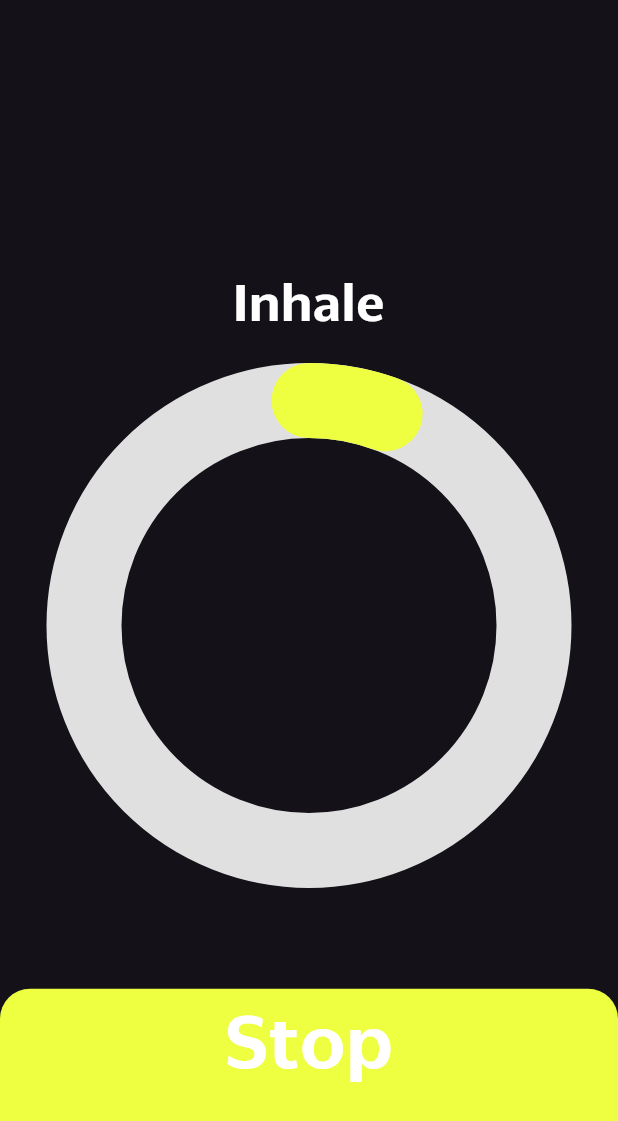
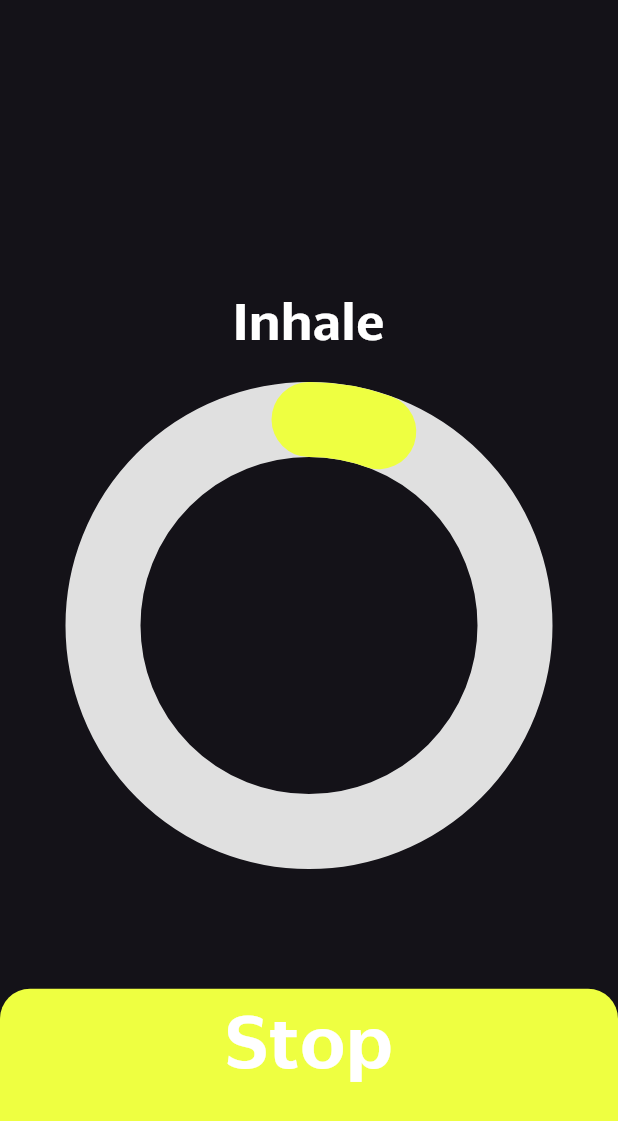
Before and after one commit to ARTEMfisher/breathe, a Flutter app: the screen it shows after launch, after a tap on "Start", on a phone screen of 412 x 824 dp. Shown: the top 1121 px of the screen. Run offline on Flutter 3.47's test engine with Material 3 defaults, Android fonts, the phone set to English and light mode, and no system bars.

Commit message:
pre-final version

```diff
--- a/lib/main.dart
+++ b/lib/main.dart
@@ -20,12 +20,7 @@ class _MyAppState extends State<MyApp> {
   Widget build(BuildContext context) {
     return MaterialApp(
       debugShowCheckedModeBanner: false,
-      theme: ThemeData.dark().copyWith(
-        textTheme: ThemeData.dark().textTheme.apply(
-          fontFamily: 'YandexSans',
-        ),
-      ),
-
+      theme: ThemeData.dark(),
       home: Scaffold(
         body: Stack(
           children: [Center(
--- a/lib/progressBar.dart
+++ b/lib/progressBar.dart
@@ -19,10 +19,8 @@ class _ProgressBarState extends State<ProgressBar> with SingleTickerProviderStat
   late AnimationController _controller;
   late Animation<double> _animation;
 
-  static const List<String> emoji = ['😮‍💨', '😤', '😌'];
-  static const List<String> commands = ['Inhale', 'Hold breath', 'Exhale'];
+  static const List<String> commands = ['Inhale', 'Hold', 'Exhale'];
 
-  String _emoji = emoji[2];
   String _command = 'Press on button';
 
   @override
@@ -37,16 +35,12 @@ class _ProgressBarState extends State<ProgressBar> with SingleTickerProviderStat
     _controller.addListener(() {
       setState(() {
         if (_controller.value <= 0.25) {
-          _emoji = emoji[0];
           _command = commands[0];
         } else if (_controller.value > 0.25 && _controller.value <= 0.5) {
-          _emoji = emoji[2];
           _command = commands[1];
         } else if (_controller.value > 0.5 && _controller.value <= 0.75) {
-          _emoji = emoji[1];
           _command = commands[2];
         } else {
-          _emoji = emoji[2];
           _command = commands[1];
         }
       });
@@ -58,7 +52,6 @@ class _ProgressBarState extends State<ProgressBar> with SingleTickerProviderStat
           ..stop()
           ..reset();
         setState(() {
-          _emoji = emoji[2];
           _command = 'Press on button';
         });
       } else {
@@ -73,8 +66,14 @@ class _ProgressBarState extends State<ProgressBar> with SingleTickerProviderStat
     super.dispose();
   }
 
+  Size getProgressBarSize(double y){
+    double height = y/3;
+    return Size(height,height);
+  }
+
   @override
   Widget build(BuildContext context) {
+    double y = MediaQuery.of(context).size.height;
     return Column(
       mainAxisSize: MainAxisSize.min,
       children: [
@@ -89,26 +88,14 @@ class _ProgressBarState extends State<ProgressBar> with SingleTickerProviderStat
           textAlign: TextAlign.center,
         ),
         SizedBox(height: 40),
-        Stack(
-          alignment: Alignment.center,
-          children: [
         AnimatedBuilder(
           animation: _animation,
           builder: (context, child) {
             return CustomPaint(
-                  size: Size(300, 300),
+              size: getProgressBarSize(y),
               painter: ProgressPainter(_animation.value),
             );
           },
-            ),
-            // Text(
-            //   _emoji,
-            //   style: TextStyle(
-            //     fontSize: 150,
-            //     color: Colors.white,
-            //   ),
-            // ),
-          ],
         ),
         SizedBox(height: 80),
       ],
```
Also changed, not shown: 1 other file. Lines whose indentation alone changed are shown as unchanged.
